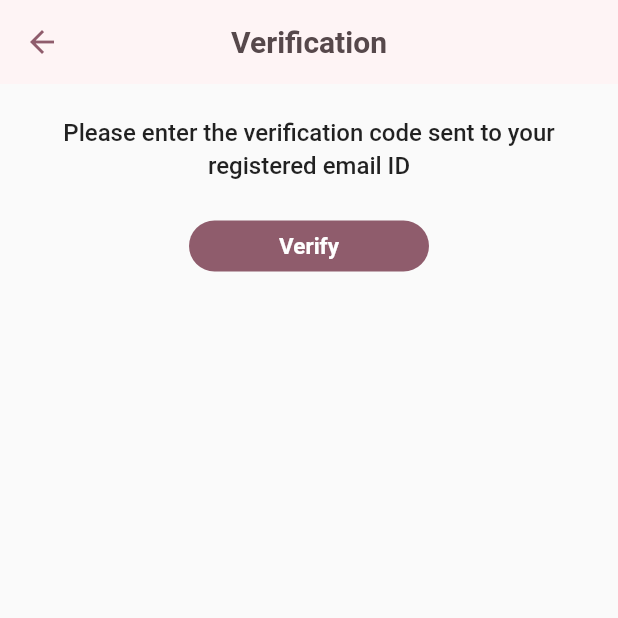
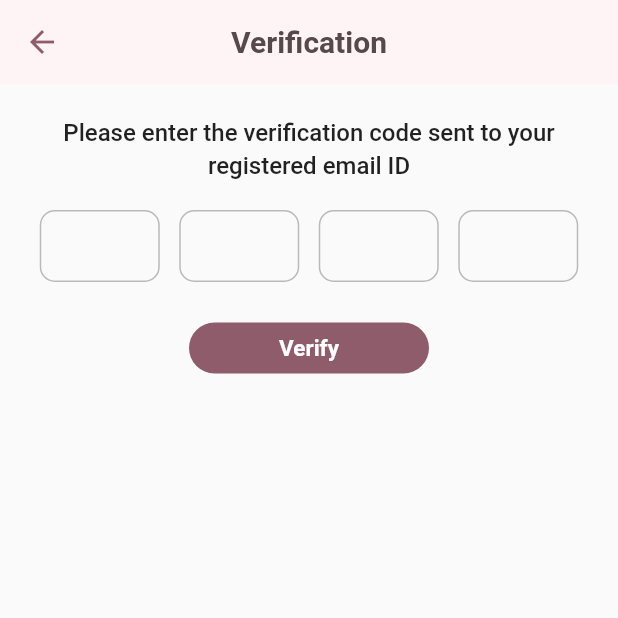
Before and after one commit to Md-Shoyab/sabriye, a Flutter app: the VerificationPasswordView screen opened by its route, on a phone screen of 412 x 824 dp, the top half of it. Run offline on Flutter 3.47's test engine with Material 2 defaults, Android fonts, the phone set to English and light mode, and no system bars; drawn by our look-alikes of otp_text_field; our stand-ins replace analog_clock, carousel_slider, curved_navigation_bar, flip_card, flutter_html, flutter_rating_bar and 5 more; accounts and stored records are empty; network calls fail.

```diff
--- a/lib/app/modules/book_details/views/book_details_view.dart
+++ b/lib/app/modules/book_details/views/book_details_view.dart
@@ -2,6 +2,7 @@ import 'package:flutter/material.dart';
 import 'package:flutter_html/flutter_html.dart';
 import 'package:get/get.dart';
 import 'package:sabriye/app/constants/app_assets.dart';
+import 'package:sabriye/app/routes/app_pages.dart';
 import 'package:sabriye/app/widgets/gapper.dart';
 import '../../../constants/app_colors.dart';
 import '../../../constants/app_constants.dart';
@@ -133,7 +134,9 @@ class BookDetailsView extends GetView<BookDetailsController> {
                                 ),
                                 const VerticalGap(),
                                 TextButton(
-                                  onPressed: () {},
+                                  onPressed: () {
+                                    Get.toNamed(Routes.THANK_YOU);
+                                  },
                                   child: const Text(
                                     AppConstants.directDownloadText,
                                     style: TextStyle(
--- a/lib/app/modules/session_details_akashay/views/session_details_akashay_view.dart
+++ b/lib/app/modules/session_details_akashay/views/session_details_akashay_view.dart
@@ -18,7 +18,7 @@ class SessionDetailsAkashayView
       appBar: AppBar(
         backgroundColor: AppColors.bgColor,
         title: const Text(
-          'Sessions Testimonials Akashay',
+          '',
           style: TextStyle(
             color: AppColors.brownColor,
             fontWeight: FontWeight.w600,
--- a/lib/app/modules/verification_password/views/verification_password_view.dart
+++ b/lib/app/modules/verification_password/views/verification_password_view.dart
@@ -1,5 +1,7 @@
 import 'package:flutter/material.dart';
 import 'package:get/get.dart';
+import 'package:otp_text_field/otp_text_field.dart';
+import 'package:otp_text_field/style.dart';
 import 'package:sabriye/app/widgets/gapper.dart';
 import '../../../constants/app_colors.dart';
 import '../controllers/verification_password_controller.dart';
@@ -45,6 +47,22 @@ class VerificationPasswordView extends GetView<VerificationPasswordController> {
             ),
           ),
           const VerticalGap(gap: 20),
+          OTPTextField(
+            otpFieldStyle: OtpFieldStyle(
+              focusBorderColor: AppColor.primaryBrown,
+            ),
+            length: 4,
+            width: MediaQuery.of(context).size.width,
+            fieldWidth: 80,
+            style: const TextStyle(
+              fontSize: 17,
+              color: AppColor.primaryBrown,
+            ),
+            textFieldAlignment: MainAxisAlignment.spaceAround,
+            fieldStyle: FieldStyle.box,
+            onCompleted: (pin) {},
+          ),
+          const VerticalGap(gap: 20),
           Center(
             child: TextButton(
               onPressed: () {
```
Also changed, not shown: lib/app/modules/session_details/views/session_details_view.dart (+11 -6 lines), lib/app/widgets/on_off_session_card.dart (+14 -3 lines).
